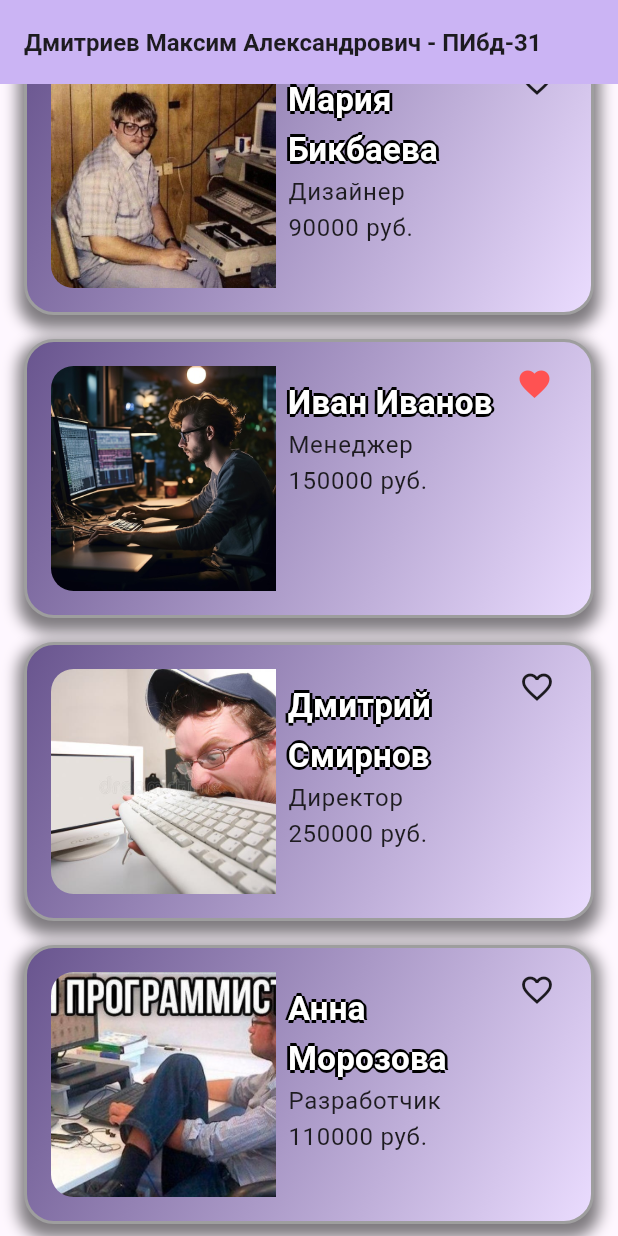
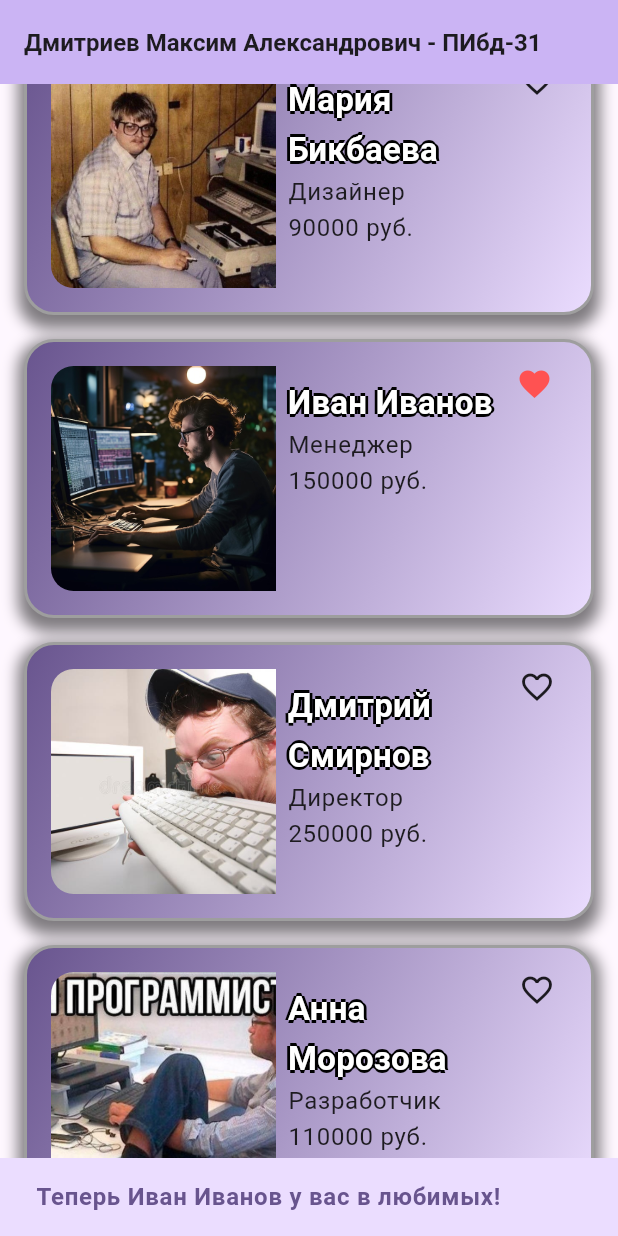
Before and after one commit to MaksHackers/flutter_test_app, a Flutter app: the screen it shows after launch, scrolled down 242 dp, after a tap on the "favorite outline" icon, on a phone screen of 412 x 824 dp. Run offline on Flutter 3.47's test engine with Material 3 defaults, Android fonts, the phone set to English and light mode, and no system bars.

Commit message:
Долго ли, коротко ли, большая часть выполнена

```diff
--- /dev/null
+++ b/lib/domain/models/card.dart
@@ -0,0 +1,9 @@
+import 'package:flutter/material.dart';
+
+class CardEmployeeData {
+  final String text;
+  final String descriptionText;
+  final String? imageUrl;
+
+  new({required this.text, required this.descriptionText, this.imageUrl});
+}
--- a/lib/presentation/home_page/card.dart
+++ b/lib/presentation/home_page/card.dart
@@ -1,21 +1,17 @@
 part of 'home_page.dart';
 
-class _CardEmployeeData {
-  final String text;
-  final String descriptionText;
-  final String? imageUrl;
-
-  new({required this.text, required this.descriptionText, this.imageUrl});
-}
+typedef OnLikeCallback = void Function(String title, bool isLiked)?;
 
 class _Card extends StatefulWidget {
   final String text;
   final String descriptionText;
   final String? imageUrl;
+  final OnLikeCallback onLike;
+  final VoidCallback? onTap;
 
-  const _Card(this.text, this.descriptionText, this.imageUrl);
+  const _Card(this.text, this.descriptionText, this.imageUrl, this.onLike, this.onTap);
 
-  factory _Card.fromData(_CardEmployeeData data) => _Card(data.text, data.descriptionText, data.imageUrl);
+  factory _Card.fromData(CardEmployeeData data, OnLikeCallback onLike, VoidCallback? onTap) => _Card(data.text, data.descriptionText, data.imageUrl, onLike, onTap);
 
   @override
   State<_Card> createState() => _CardState();
@@ -29,8 +25,11 @@ class _CardState extends State<_Card> {
     final theme = Theme.of(context);
     final colorScheme = theme.colorScheme;
 
-    return Container(
+    return GestureDetector(
+      onTap: widget.onTap,
+      child: Container(
         margin: const EdgeInsets.symmetric(horizontal: 16, vertical: 8),
+        constraints: const BoxConstraints(minHeight: 140),
         decoration: BoxDecoration(
             gradient: LinearGradient(
               colors: [
@@ -120,6 +119,7 @@ class _CardState extends State<_Card> {
                               setState(() {
                                 isLiked = !isLiked;
                               });
+                              widget.onLike?.call(widget.text, isLiked);
                             },
                             child: AnimatedSwitcher(
                                 duration: const Duration(milliseconds: 300),
@@ -140,6 +140,7 @@ class _CardState extends State<_Card> {
             ),
           ),
         ),
+      ),
     );
   }
 }
--- a/lib/presentation/home_page/home_page.dart
+++ b/lib/presentation/home_page/home_page.dart
@@ -1,4 +1,7 @@
+import 'package:flutter/cupertino.dart';
 import 'package:flutter/material.dart';
+import 'package:pmu_course/domain/models/card.dart';
+import 'package:pmu_course/presentation/details_page/details_page.dart';
 
 part 'card.dart';
 
@@ -66,18 +69,6 @@ class _MyHomePageState extends State<MyHomePage> {
   final Color _color = Colors.orangeAccent;
 
   @override
-  void initState() {
-    WidgetsBinding.instance.addPersistentFrameCallback((_) {
-      ScaffoldMessenger.of(context).showSnackBar(SnackBar(
-          content: Text(
-            'Hello',
-            style: ,
-          )
-      ))
-    })
-  }
-
-  @override
   Widget build(BuildContext context) {
     return Scaffold(
       appBar: AppBar(
@@ -95,27 +86,27 @@ class Body extends StatelessWidget {
   @override
   Widget build(BuildContext context) {
     final employees = [
-      _CardEmployeeData(
+      CardEmployeeData(
         text: 'Петр Петров',
         descriptionText: 'Разработчик\n90000 руб.',
         imageUrl: 'assets/images/avatar1.png',
       ),
-      _CardEmployeeData(
+      CardEmployeeData(
         text: 'Мария Бикбаева',
         descriptionText: 'Дизайнер\n90000 руб.',
         imageUrl: 'assets/images/avatar2.png',
       ),
-      _CardEmployeeData(
+      CardEmployeeData(
         text: 'Иван Иванов',
         descriptionText: 'Менеджер\n150000 руб.',
         imageUrl: 'assets/images/avatar3.png',
       ),
-      _CardEmployeeData(
+      CardEmployeeData(
         text: 'Дмитрий Смирнов',
         descriptionText: 'Директор\n250000 руб.',
         imageUrl: 'assets/images/avatar4.png',
       ),
-      _CardEmployeeData(
+      CardEmployeeData(
         text: 'Анна Морозова',
         descriptionText: 'Разработчик\n110000 руб.',
         imageUrl: 'assets/images/avatar5.png',
@@ -126,9 +117,35 @@ class Body extends StatelessWidget {
       child: SingleChildScrollView(
         child: Column(
           mainAxisAlignment: MainAxisAlignment.center,
-          children: employees.map((emp) => _Card.fromData(emp)).toList(),
+          children: employees.map((emp) =>
+              _Card.fromData(
+                emp,
+                (title, isLiked) => _showSnackBar(context, title, isLiked),
+                () => _navToDetails(context, emp)
+          )).toList(),
         ),
       ),
     );
-  }
 }
+
+void _navToDetails(BuildContext context, CardEmployeeData data) {
+    Navigator.push(context, CupertinoPageRoute(builder: (context) => DetailsPage(data)));
+}
+
+void _showSnackBar(BuildContext context, String title, bool isLiked) {
+  WidgetsBinding.instance.addPostFrameCallback((_) {
+    final colorScheme = Theme.of(context).colorScheme;
+    ScaffoldMessenger.of(context).showSnackBar(SnackBar(
+      content: Text(
+        'Теперь $title у вас в ${isLiked ? 'любимых' : 'не любимых'}!',
+        style: Theme.of(context).textTheme.bodyLarge?.copyWith(
+          color: colorScheme.primary,
+          fontWeight: FontWeight.bold,
+        ),
+      ),
+      backgroundColor: colorScheme.primaryContainer,
+      duration: const Duration(seconds: 2),
+    ));
+  });
+}
+}
```
Also changed, not shown: lib/presentation/details_page/details_page.dart (added, +36 -0 lines). Lines whose indentation alone changed are shown as unchanged.
